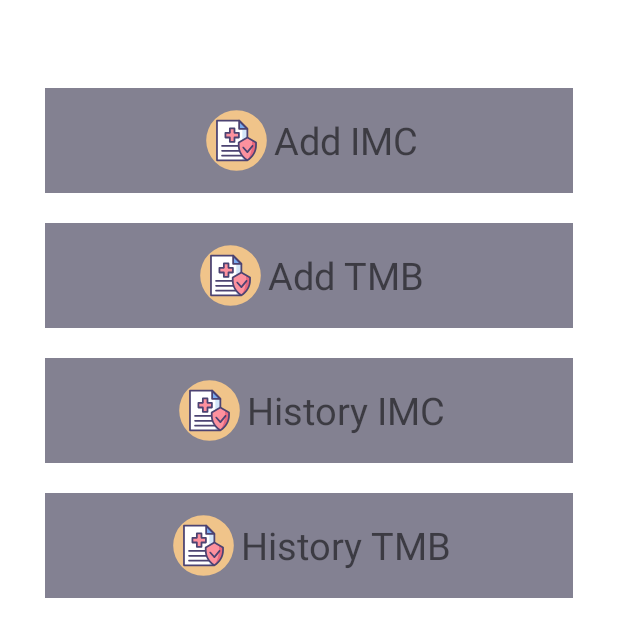
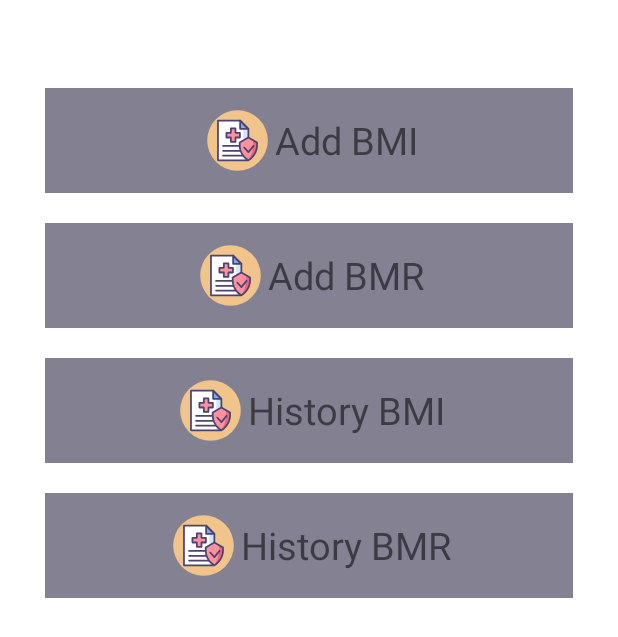
Before and after one commit to fillipe-miguel/Fitness_Tracker_App1, an Android app: the screen it shows after launch (MainActivity), on a phone screen of 412 x 824 dp. Shown: the part 317-954 px from the top of the screen. Run offline under Robolectric (Android 15) with nearby library versions, the phone set to English and light mode, and no system bars; our stand-ins replace Room's generated code.

Commit message:
Adicionando a tradução PT-BR e arrumando coisas na linguagem nativa

```diff
--- a/app/src/main/res/values/strings.xml
+++ b/app/src/main/res/values/strings.xml
@@ -1,12 +1,12 @@
 <resources>
     <string name="app_name">Fitness Tracker</string>
-    <string name="label_imc">Add IMC</string>
-    <string name="label_tmb">Add TMB</string>
-    <string name="label_history_imc">History IMC</string>
-    <string name="label_history_tmb">History TMB</string>
+    <string name="label_imc">Add BMI</string>
+    <string name="label_tmb">Add BMR</string>
+    <string name="label_history_imc">History BMI</string>
+    <string name="label_history_tmb">History BMR</string>
 
-    <string name="imc_icon_description">IMC icon</string>
-    <string name="imc_desc">Body mass index (BMI) is a measure of body fat based on height and weight that applies to adult men and women.\n\nFill in the weight and height fields to find out your BMI!</string>
+    <string name="imc_icon_description">BMI icon</string>
+    <string name="imc_desc">Body mass index (BMI) is a measure of body fat based on height and weight that applies to adult men and women.  Fill in the weight and height fields to find out your BMI!</string>
     <string name="edit_weight_hint">Weight ( Kg )</string>
     <string name="edit_height_hint">Height ( cm )</string>
     <string name="btn_send_text">Calculate</string>
@@ -21,11 +21,11 @@
     <string name="imc_severely_high_weight">Obese Class II</string>
     <string name="imc_extreme_weight">Obese Class III</string>
 
-    <string name="imc_response">Your IMC is: %1$.2f</string>
+    <string name="imc_response">Your BMI is: %1$.2f</string>
 
     <string name="saved">Saved !!</string>
     <string name="save">Save</string>
-    <string name="imc_res">IMC: %1$.2f</string>
+    <string name="imc_res">BMI: %1$.2f</string>
     <string name="menu_item_list">History list</string>
 
     <string name="tmb_desc">"Basal metabolic rate (BMR) (sometimes referred to as resting metabolic rate) is the total number of calories your body needs to perform essential, life-sustaining functions. These basal functions include circulation, breathing, cell production, nutrient processing, protein synthesis, and ion transport. You can calculate the basal metabolic rate using a mathematical formula."</string>
@@ -35,8 +35,8 @@
     <string name="tmb_light_activity">Light Activity - 1 or 3 days per week</string>
     <string name="tmb_moderate_activity">Moderate Activity - 3 or 5 days per week</string>
     <string name="tmb_very_active">Very Active - Every day</string>
-    <string name="tmb_response">Your tmb is: %1$.2f</string>
-    <string name="tmb_res">TMB: %1$.2f</string>
-    <string name="delete_this">Delete this??</string>
+    <string name="tmb_response">Your BMR is: %1$.2f</string>
+    <string name="tmb_res">BMR: %1$.2f</string>
+    <string name="delete_this">Delete this history??</string>
     <string name="delete">Delete</string>
 </resources>
```
Also changed, not shown: 1 other file.
